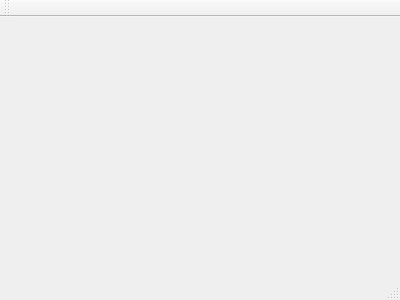
First picture: the form in cpp_apps/OK_market_ru_parser/src/main/mainwindow.ui, repository Gris87/OkGoods, before the edit.
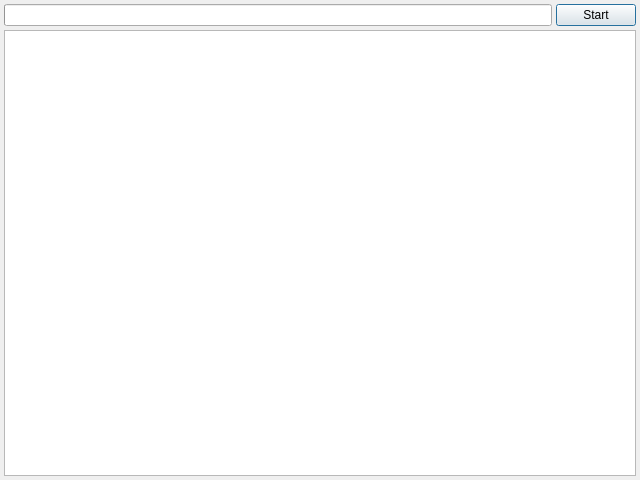
Second picture: the form after the edit. Icons and pictures are not drawn.

```diff
--- a/cpp_apps/OK_market_ru_parser/src/main/mainwindow.ui
+++ b/cpp_apps/OK_market_ru_parser/src/main/mainwindow.ui
@@ -1,24 +1,74 @@
 <ui version="4.0">
  <class>MainWindow</class>
- <widget class="QMainWindow" name="MainWindow" >
-  <property name="geometry" >
+ <widget class="QMainWindow" name="MainWindow">
+  <property name="geometry">
    <rect>
     <x>0</x>
     <y>0</y>
-    <width>400</width>
-    <height>300</height>
+    <width>640</width>
+    <height>480</height>
    </rect>
   </property>
   <property name="windowTitle" >
    <string>MainWindow</string>
   </property>
-  <widget class="QMenuBar" name="menuBar" />
-  <widget class="QToolBar" name="mainToolBar" />
-  <widget class="QWidget" name="centralWidget" />
-  <widget class="QStatusBar" name="statusBar" />
+  <widget class="QWidget" name="centralWidget">
+   <layout class="QVBoxLayout" name="verticalLayout">
+    <property name="spacing">
+     <number>4</number>
+    </property>
+    <property name="leftMargin">
+     <number>4</number>
+    </property>
+    <property name="topMargin">
+     <number>4</number>
+    </property>
+    <property name="rightMargin">
+     <number>4</number>
+    </property>
+    <property name="bottomMargin">
+     <number>4</number>
+    </property>
+    <item>
+     <layout class="QHBoxLayout" name="horizontalLayout">
+      <property name="spacing">
+       <number>4</number>
+      </property>
+      <item>
+       <widget class="QProgressBar" name="progressBar"/>
+      </item>
+      <item>
+       <widget class="QPushButton" name="startButton">
+        <property name="text">
+         <string>Start</string>
+        </property>
+        <property name="icon">
+         <iconset resource="../../Resources.qrc">
+          <normaloff>:/images/Start.png</normaloff>:/images/Start.png</iconset>
+        </property>
+        <property name="autoDefault">
+         <bool>true</bool>
+        </property>
+        <property name="default">
+         <bool>true</bool>
+        </property>
+       </widget>
+      </item>
+     </layout>
+    </item>
+    <item>
+     <widget class="QPlainTextEdit" name="logTextEdit">
+      <property name="readOnly">
+       <bool>true</bool>
+      </property>
+     </widget>
+    </item>
+   </layout>
+  </widget>
  </widget>
- <layoutDefault spacing="6" margin="11" />
- <pixmapfunction></pixmapfunction>
- <resources/>
+ <layoutdefault spacing="6" margin="11"/>
+ <resources>
+  <include location="../../Resources.qrc"/>
+ </resources>
  <connections/>
 </ui>
```
Left out of the diff: 5 changed lines with no effect on the pictures.
